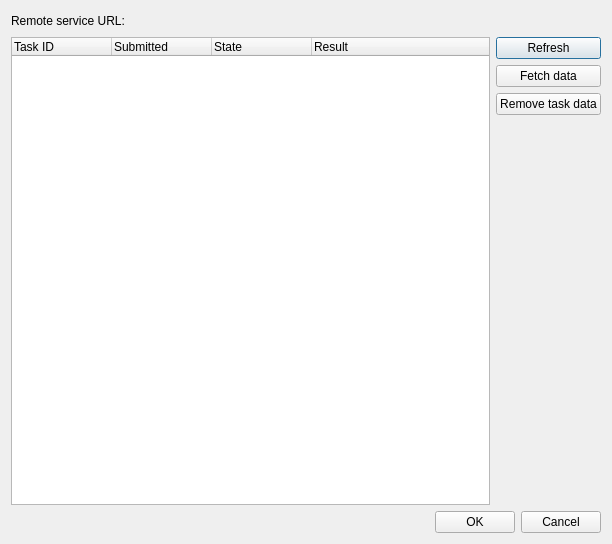
First picture: the form in src/plugins/remote_service/src/ui/TaskStatisticsDialog.ui, repository violethaze74/ugene, before the edit.
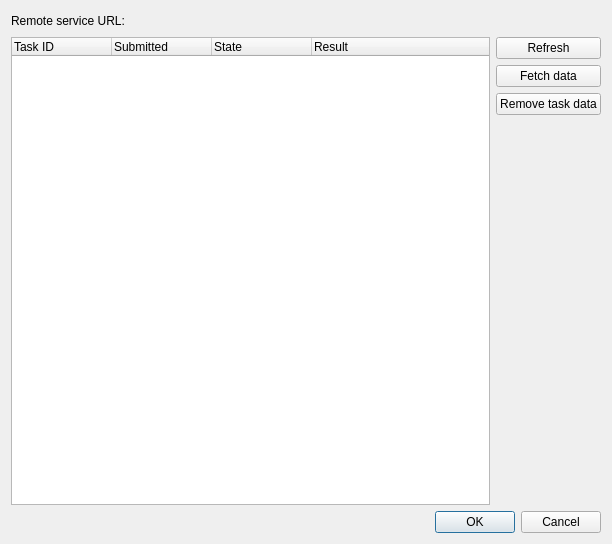
Second picture: the form after the edit.

Commit message: Help system for all dialogs, UI improvements for all dialogs.

The edit to the form file:
```diff
--- a/src/plugins/remote_service/src/ui/TaskStatisticsDialog.ui
+++ b/src/plugins/remote_service/src/ui/TaskStatisticsDialog.ui
@@ -111,35 +111,11 @@
     </layout>
    </item>
    <item row="2" column="0" colspan="2">
-    <layout class="QHBoxLayout" name="horizontalLayout">
-     <item>
-      <spacer name="horizontalSpacer">
-       <property name="orientation">
-        <enum>Qt::Horizontal</enum>
-       </property>
-       <property name="sizeHint" stdset="0">
-        <size>
-         <width>40</width>
-         <height>20</height>
-        </size>
-       </property>
-      </spacer>
-     </item>
-     <item>
-      <widget class="QPushButton" name="okPushButton">
-       <property name="text">
-        <string>OK</string>
-       </property>
-      </widget>
-     </item>
-     <item>
-      <widget class="QPushButton" name="cancelPushButton">
-       <property name="text">
-        <string>Cancel</string>
-       </property>
-      </widget>
-     </item>
-    </layout>
+    <widget class="QDialogButtonBox" name="buttonBox">
+     <property name="standardButtons">
+      <set>QDialogButtonBox::Cancel|QDialogButtonBox::Ok</set>
+     </property>
+    </widget>
    </item>
   </layout>
  </widget>
```
Left out of the diff: 26 changed lines with no effect on the pictures. The commit also changes 309 other files.
